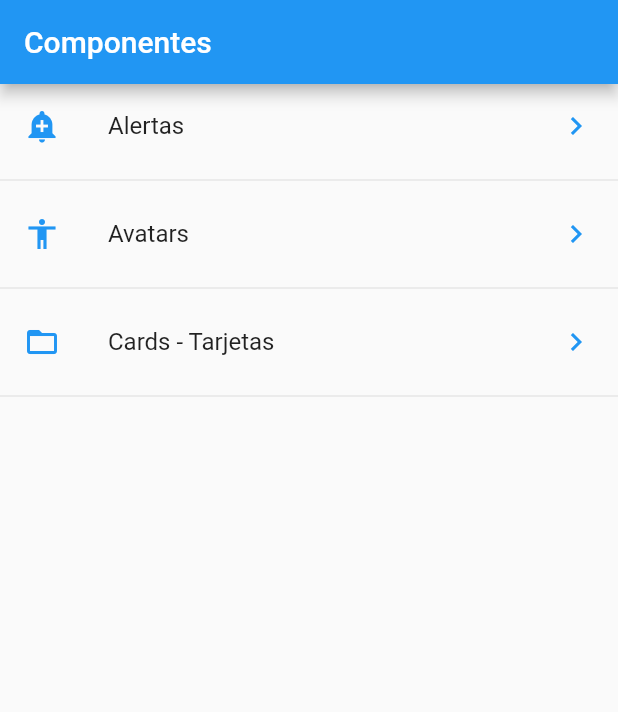
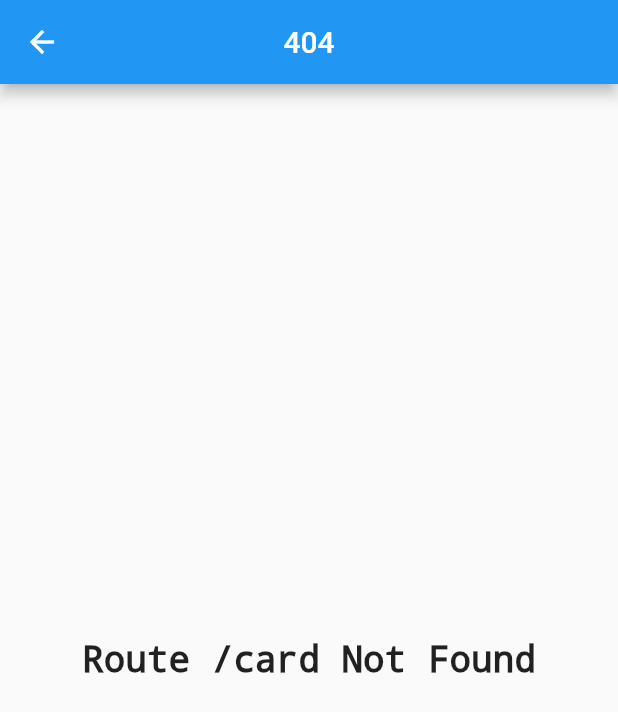
Before and after one commit to armandosalazar/components, a Flutter app: the screen it shows after launch, after a tap on "Cards - Tarjetas", on a phone screen of 412 x 824 dp. Shown: the top 712 px of the screen. Run offline on Flutter 3.47's test engine with Material 2 defaults, Android fonts, the phone set to English and light mode, and no system bars.

Commit message:
Add Routes General 404 not found

```diff
--- a/lib/main.dart
+++ b/lib/main.dart
@@ -1,3 +1,4 @@
+import 'package:componentes/src/pages/page_404.dart';
 import 'package:componentes/src/pages/alert_page.dart';
 import 'package:componentes/src/pages/avatar_page.dart';
 import 'package:componentes/src/pages/home_page.dart';
@@ -24,6 +25,10 @@ class MyApp extends StatelessWidget {
         '/alert': (BuildContext context) => AlertPage(),
         'avatar': (BuildContext context) => AvatarPage(),
       },
+      onGenerateRoute: (settings) {
+        print('Called route: ${settings.name}');
+        return MaterialPageRoute(builder: (context) => Page404(route: settings.name,));
+      },
     );
   }
 }
--- /dev/null
+++ b/lib/src/pages/page_404.dart
@@ -0,0 +1,26 @@
+import 'package:flutter/material.dart';
+
+class Page404 extends StatelessWidget {
+  final route;
+
+  Page404({Key? key, String? this.route}) : super(key: key);
+
+  @override
+  Widget build(BuildContext context) {
+    return Scaffold(
+        appBar: AppBar(
+          title: Text('404'),
+          centerTitle: true,
+        ),
+        body: Center(
+          child: Text(
+            'Route /${this.route} Not Found',
+            style: TextStyle(
+              fontSize: 24,
+              fontWeight: FontWeight.bold,
+              fontFamily: "monospace",
+            ),
+          ),
+        ));
+  }
+}
```
